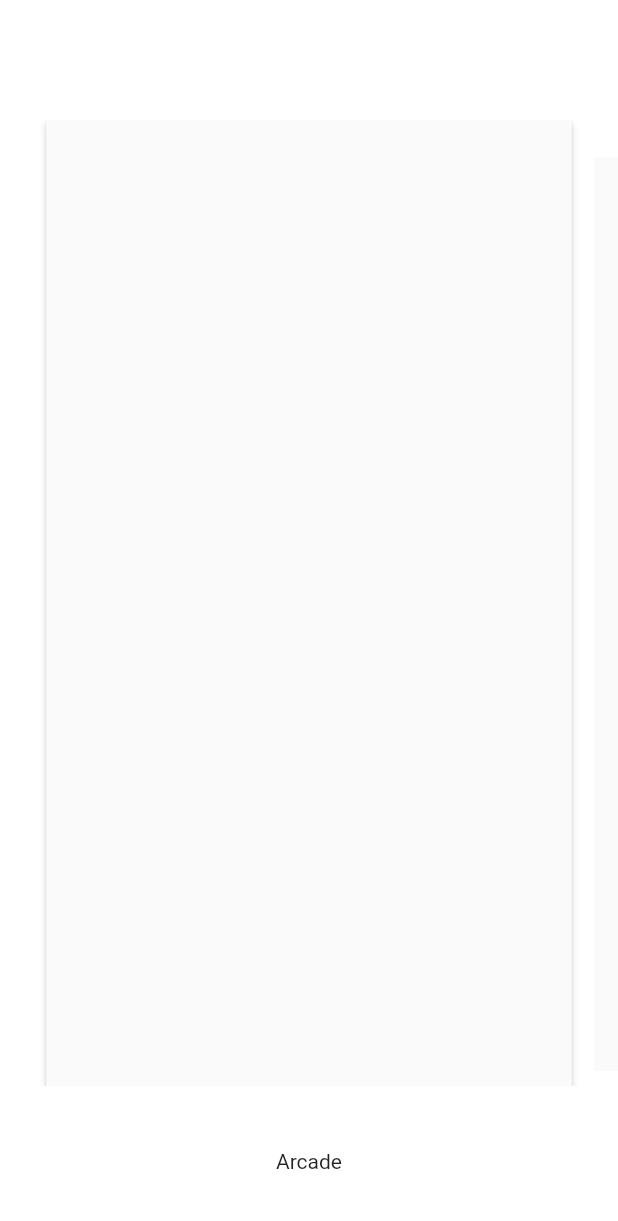
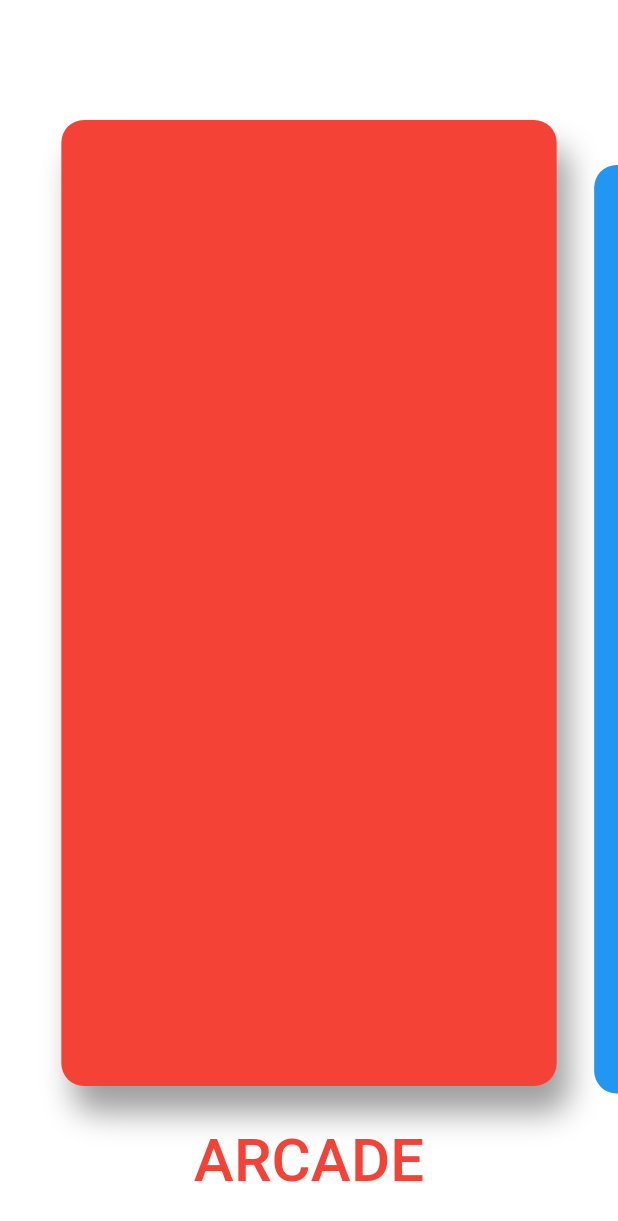
Before and after one commit to rickyazharipratama/findpairs, a Flutter app: the screen it shows after launch, on a phone screen of 412 x 824 dp. Shown: the top 1221 px of the screen. Run offline on Flutter 3.47's test engine with Material 2 defaults, Android fonts, the phone set to English and light mode, and no system bars.

Commit message:
- add font style - create animated title menu - fix slider menu

```diff
--- a/lib/PresenterViews/Components/Lists/Items/LandingPageMenuItemView.dart
+++ b/lib/PresenterViews/Components/Lists/Items/LandingPageMenuItemView.dart
@@ -1,4 +1,12 @@
+import 'package:flutter/cupertino.dart';
+
 class LandingPageMenuItemView{
 
+  double getHeight(){
+    return MediaQuery.of(currentContext()).size.height - (MediaQuery.of(currentContext()).padding.top + MediaQuery.of(currentContext()).padding.bottom + 180);
+  }
 
+  BuildContext currentContext(){
+    return null;
+  }
 }
--- a/lib/PresenterViews/Components/Text/LandingPageTitleView.dart
+++ b/lib/PresenterViews/Components/Text/LandingPageTitleView.dart
@@ -1,4 +1,13 @@
+import 'package:flutter/widgets.dart';
+
 class LandingPageTitleView{
+
+  TickerProvider _tick;
+
+  TickerProvider get tick => _tick;
+  set setTick(TickerProvider tck){
+    _tick = tck;
+  }
 
   notifyState(){}
 
--- a/lib/Presenters/Components/Text/LandingPageTitlePresenter.dart
+++ b/lib/Presenters/Components/Text/LandingPageTitlePresenter.dart
@@ -1,11 +1,19 @@
 import 'package:findpairs/PresenterViews/Components/Text/LandingPageTitleView.dart';
 import 'package:findpairs/Presenters/Components/BaseComponentPresenter.dart';
+import 'dart:math';
+
+import 'package:flutter/material.dart';
 
 class LandingPageTitlePresenter extends BaseComponentPresenter{
 
   LandingPageTitleView _view;
   Stream<Map<String,dynamic>> _stream;
   Map<String,dynamic> _title;
+
+  final List<String> texts = [
+    ""," ","A","B","C","D","E","F","G","H","I","J","K","L","M","N","O","P","Q","R","S","T","U","V","W","X","Y","Z"
+  ];
+  List<Map<String,dynamic>> _animatedChars = List();
 
   LandingPageTitlePresenter(Stream str){
     _stream = str;
@@ -22,8 +30,58 @@ class LandingPageTitlePresenter extends BaseComponentPresenter{
     _title = ttl;
   }
 
+  List<Map<String,dynamic>> get animatedChars => _animatedChars;
+
+  @override
+  initiateData(){
+    super.initiateData();
+    setupTextAnimation("".split(""), "".split(""),Colors.transparent, Colors.transparent);
+  }
+
   onReceiveSinker(Map<String,dynamic> data){
+    debugPrint("receive broadcast : "+data['name'].toString());
+    String oldTitle = "";
+    Color oldColor  = Colors.red;
+    if(title != null){
+      oldTitle = title['name'];
+      oldColor = title['color'];
+    }
+    String newTitle = data['name'];
+    Color newColor = data['color'];
     setTitle = data;
     view.notifyState();
+    clearAnimationController();
+
+    setupTextAnimation(newTitle.split(''), oldTitle.split(''), oldColor, newColor);
+  }
+
+  setupTextAnimation(List<String> newText, List<String> oldtext, Color oldColor, Color newColor){
+    int greater = max(newText.length, oldtext.length);
+    for(int i = 0; i < greater ; i++){
+      AnimationController controller = AnimationController(
+        duration: Duration(milliseconds: 500), vsync: view.tick
+      )..addListener(view.notifyState);
+      StepTween tween = StepTween(
+        begin: i > oldtext.length - 1 ? 0: texts.indexOf(oldtext[i]),
+        end:  i > newText.length - 1 ? 0 : texts.indexOf(newText[i])
+      );
+      ColorTween colorTween = ColorTween(
+        begin: oldColor,
+        end: newColor
+      );
+      animatedChars.add({
+        "animationController": controller,
+        "tween":tween,
+        "color":colorTween
+      });
+      controller.forward();
+    }
+  }
+
+  clearAnimationController(){
+    animatedChars.forEach((f){
+      f['animationController'].dispose();
+    });
+    animatedChars.clear();
   }
 }
--- a/lib/Utils/ConstantCollections.dart
+++ b/lib/Utils/ConstantCollections.dart
@@ -1,3 +1,5 @@
+import 'package:flutter/material.dart';
+
 class ConstantCollections{
 
   static const String APPNAME = "find pairs";
@@ -6,28 +8,32 @@ class ConstantCollections{
 
   static const List<Map<String,dynamic>> MENUS = [
     {
-      "name":"Arcade",
+      "name":"ARCADE",
       "version":1,
       "isAvailable": true,
       "isMaintenance": false,
+      "color":Colors.red
     },
     {
-      "name":"Classic",
+      "name":"CLASSIC",
       "version":1,
       "isAvailable": true,
       "isMaintenance": false,
+      "color":Colors.blue
     },
     {
-      "name":"Survival",
+      "name":"SURVIVAL",
       "version":1,
       "isAvailable": true,
       "isMaintenance": false,
+      "color":Colors.purple
     },
     {
-      "name":"Collections",
+      "name":"COLLECTIONS",
       "version":1,
       "isAvailable": true,
       "isMaintenance": false,
+      "color":Colors.deepOrange
     }
   ];
 }
--- a/lib/Utils/FindPairsTheme.dart
+++ b/lib/Utils/FindPairsTheme.dart
@@ -5,7 +5,14 @@ class FindPairsTheme{
   static FindPairsTheme instance = FindPairsTheme();
 
   ThemeData lightFindPairsTheme = ThemeData(
-    backgroundColor: Colors.white
+    backgroundColor: Colors.white,
+    textTheme: TextTheme(
+      subtitle: TextStyle(
+        fontFamily: "chunky",
+        color: Color(0xff777777),
+        fontSize: 40
+      )
+    )
   );
 
 }
--- a/lib/Widgets/Components/Lists/Items/LandingPageMenuItem.dart
+++ b/lib/Widgets/Components/Lists/Items/LandingPageMenuItem.dart
@@ -1,3 +1,4 @@
+import 'package:findpairs/PresenterViews/Components/Lists/Items/LandingPageMenuItemView.dart';
 import 'package:flutter/material.dart';
 
 class LandingPageMenuItem extends StatefulWidget {
@@ -10,14 +11,30 @@ class LandingPageMenuItem extends StatefulWidget {
   _LandingPageMenuItemState createState() => new _LandingPageMenuItemState();
 }
 
-class _LandingPageMenuItemState extends State<LandingPageMenuItem> {
+class _LandingPageMenuItemState extends State<LandingPageMenuItem> with LandingPageMenuItemView{
   @override
   Widget build(BuildContext context) {
     return Padding(
-      padding: widget.isActive ? EdgeInsets.all(0) : EdgeInsets.fromLTRB(15, 25, 15, 10),
-      child: Material(
-        elevation: widget.isActive ? 2 : 0,
+      padding: const EdgeInsets.only(bottom: 80),
+      child: AnimatedContainer(
+        duration: const Duration(milliseconds: 300),
+        margin: widget.isActive ? EdgeInsets.fromLTRB(10, 0, 10, 20) : EdgeInsets.fromLTRB(15, 30, 15, 15),
+        decoration: BoxDecoration(
+          color:widget.menu['color'],
+          borderRadius: BorderRadius.circular(15),
+          boxShadow: [
+            BoxShadow(
+              blurRadius: widget.isActive ? 17 : 0,
+              color: widget.isActive ? Color(0x77333333) : Color(0x00333333),
+              spreadRadius: 0,
+              offset: widget.isActive ? Offset(8,18) : Offset(0,0)
+            )
+          ]
+        ),
       ),
     );
   }
+
+  @override
+  BuildContext currentContext() => context;
 }
--- a/lib/Widgets/Components/Text/LandingPageTitle.dart
+++ b/lib/Widgets/Components/Text/LandingPageTitle.dart
@@ -12,13 +12,14 @@ class LandingPageTitle extends StatefulWidget {
   _LandingPageTitleState createState() => new _LandingPageTitleState();
 }
 
-class _LandingPageTitleState extends State<LandingPageTitle> with LandingPageTitleView{
+class _LandingPageTitleState extends State<LandingPageTitle> with TickerProviderStateMixin,LandingPageTitleView{
 
   LandingPageTitlePresenter presenter;
 
   @override
   void initState() {
     super.initState();
+    setTick = this;
     presenter = LandingPageTitlePresenter(widget.stream)..setView = this;
     presenter.initiateData();
   }
@@ -26,8 +27,28 @@ class _LandingPageTitleState extends State<LandingPageTitle> with LandingPageTit
   @override
   Widget build(BuildContext context) {
     return Center(
-      child: presenter.title == null ? Container() :  Text(presenter.title['name']),
-    );
+      child: presenter.animatedChars == null ?
+        Container()
+        : presenter.animatedChars.length == 0 ?
+          Container()
+          : RichText(
+              maxLines: 1,
+              overflow: TextOverflow.ellipsis,
+              text: TextSpan(
+                style: Theme.of(context).textTheme.subtitle,
+                children: presenter.animatedChars.map((char){
+                  int i = char['tween'].animate(char['animationController']).value;
+                  Color cl = char['color'].animate(char['animationController']).value;
+                  return TextSpan(
+                    text: presenter.texts[i],
+                    style: TextStyle(
+                      color: cl
+                    )
+                  );
+                }).toList()
+              ),
+            )
+        );
   }
 
   @override
@@ -39,4 +60,10 @@ class _LandingPageTitleState extends State<LandingPageTitle> with LandingPageTit
       });
     }
   }
+
+  @override
+  void dispose() {
+    presenter.clearAnimationController();
+    super.dispose();
+  }
 }
--- a/lib/Widgets/Pages/LandingPage.dart
+++ b/lib/Widgets/Pages/LandingPage.dart
@@ -28,23 +28,27 @@ class _LandingPageState extends State<LandingPage> with LandingPageView{
       actions: <Widget>[
 
       ],
-      child: Column(
-        crossAxisAlignment: CrossAxisAlignment.start,
-        mainAxisAlignment: MainAxisAlignment.start,
+      child: Stack(
         children: <Widget>[
-          Expanded(
+          Positioned.fill(
             child: LandingPageMenu(
               streamController: presenter.streamController,
             ),
           ),
-          Container(
-            height: 100,
-            child: LandingPageTitle(
-              stream: presenter.stream,
+
+          Positioned(
+            left: 0,
+            right: 0,
+            bottom: 0,
+            child: Container(
+              height: 100,
+              child: LandingPageTitle(
+                stream: presenter.stream,
+              ),
             ),
           )
         ],
-      ),
+      )
     );
   }
 
```
Also changed, not shown: pubspec.yaml (+6 -12 lines), assets/fonts/chunky.ttf (added), 6 other files.
